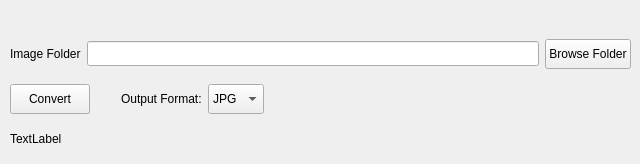
First picture: the form in view/qt_ui/main.ui, repository kdt89/py_PUC_Image_Converter, before the edit.
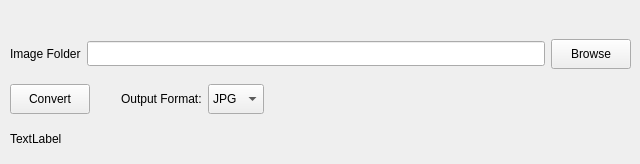
Second picture: the form after the edit.

The edit to the form file:
```diff
--- a/view/qt_ui/main.ui
+++ b/view/qt_ui/main.ui
@@ -212,7 +212,7 @@
           </size>
          </property>
          <property name="text">
-          <string>Browse Folder</string>
+          <string>Browse</string>
          </property>
         </widget>
        </item>
```
